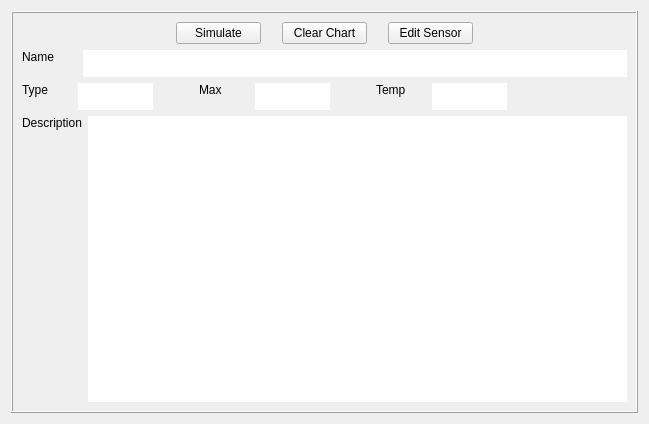
The window that view/sensorinfowidget.ui (Gyarik/StressView) describes before a commit, drawn with Qt 5.
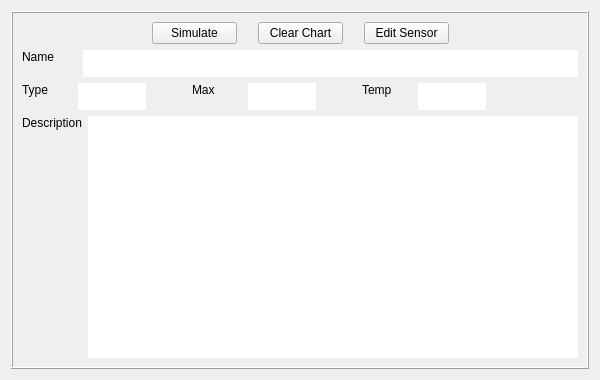
The same window after the commit.

```diff
--- a/view/sensorinfowidget.ui
+++ b/view/sensorinfowidget.ui
@@ -6,8 +6,8 @@
    <rect>
     <x>0</x>
     <y>0</y>
-    <width>649</width>
-    <height>424</height>
+    <width>600</width>
+    <height>380</height>
    </rect>
   </property>
   <property name="sizePolicy">
@@ -44,7 +44,7 @@
       <enum>QFrame::Raised</enum>
      </property>
      <layout class="QGridLayout" name="gridLayout">
-      <item row="3" column="0">
+      <item row="2" column="0">
        <layout class="QHBoxLayout" name="infoLayout">
         <item>
          <widget class="QLabel" name="TypeLabel">
@@ -307,10 +307,75 @@
        </layout>
       </item>
       <item row="1" column="0">
-       <layout class="QVBoxLayout" name="chartLayout">
-        <property name="sizeConstraint">
-         <enum>QLayout::SetMinimumSize</enum>
-        </property>
+       <layout class="QHBoxLayout" name="nameLayout">
+        <item>
+         <widget class="QLabel" name="NameLabel">
+          <property name="sizePolicy">
+           <sizepolicy hsizetype="Fixed" vsizetype="Fixed">
+            <horstretch>0</horstretch>
+            <verstretch>0</verstretch>
+           </sizepolicy>
+          </property>
+          <property name="minimumSize">
+           <size>
+            <width>55</width>
+            <height>27</height>
+           </size>
+          </property>
+          <property name="maximumSize">
+           <size>
+            <width>55</width>
+            <height>27</height>
+           </size>
+          </property>
+          <property name="text">
+           <string>Name</string>
+          </property>
+          <property name="alignment">
+           <set>Qt::AlignLeading|Qt::AlignLeft|Qt::AlignTop</set>
+          </property>
+          <property name="margin">
+           <number>4</number>
+          </property>
+          <property name="indent">
+           <number>0</number>
+          </property>
+         </widget>
+        </item>
+        <item>
+         <widget class="QTextEdit" name="NameField">
+          <property name="sizePolicy">
+           <sizepolicy hsizetype="Expanding" vsizetype="Fixed">
+            <horstretch>0</horstretch>
+            <verstretch>0</verstretch>
+           </sizepolicy>
+          </property>
+          <property name="minimumSize">
+           <size>
+            <width>0</width>
+            <height>27</height>
+           </size>
+          </property>
+          <property name="maximumSize">
+           <size>
+            <width>16777215</width>
+            <height>27</height>
+           </size>
+          </property>
+          <property name="frameShape">
+           <enum>QFrame::NoFrame</enum>
+          </property>
+          <property name="lineWidth">
+           <number>0</number>
+          </property>
+          <property name="sizeAdjustPolicy">
+           <enum>QAbstractScrollArea::AdjustToContents</enum>
+          </property>
+          <property name="readOnly">
+           <bool>true</bool>
+          </property>
+         </widget>
+        </item>
        </layout>
       </item>
       <item row="0" column="0">
@@ -414,79 +479,7 @@
         </item>
        </layout>
       </item>
-      <item row="2" column="0">
-       <layout class="QHBoxLayout" name="nameLayout">
-        <item>
-         <widget class="QLabel" name="NameLabel">
-          <property name="sizePolicy">
-           <sizepolicy hsizetype="Fixed" vsizetype="Fixed">
-            <horstretch>0</horstretch>
-            <verstretch>0</verstretch>
-           </sizepolicy>
-          </property>
-          <property name="minimumSize">
-           <size>
-            <width>55</width>
-            <height>27</height>
-           </size>
-          </property>
-          <property name="maximumSize">
-           <size>
-            <width>55</width>
-            <height>27</height>
-           </size>
-          </property>
-          <property name="text">
-           <string>Name</string>
-          </property>
-          <property name="alignment">
-           <set>Qt::AlignLeading|Qt::AlignLeft|Qt::AlignTop</set>
-          </property>
-          <property name="margin">
-           <number>4</number>
-          </property>
-          <property name="indent">
-           <number>0</number>
-          </property>
-         </widget>
-        </item>
-        <item>
-         <widget class="QTextEdit" name="NameField">
-          <property name="sizePolicy">
-           <sizepolicy hsizetype="Expanding" vsizetype="Fixed">
-            <horstretch>0</horstretch>
-            <verstretch>0</verstretch>
-           </sizepolicy>
-          </property>
-          <property name="minimumSize">
-           <size>
-            <width>0</width>
-            <height>27</height>
-           </size>
-          </property>
-          <property name="maximumSize">
-           <size>
-            <width>16777215</width>
-            <height>27</height>
-           </size>
-          </property>
-          <property name="frameShape">
-           <enum>QFrame::NoFrame</enum>
-          </property>
-          <property name="lineWidth">
-           <number>0</number>
-          </property>
-          <property name="sizeAdjustPolicy">
-           <enum>QAbstractScrollArea::AdjustToContents</enum>
-          </property>
-          <property name="readOnly">
-           <bool>true</bool>
-          </property>
-         </widget>
-        </item>
-       </layout>
-      </item>
-      <item row="4" column="0">
+      <item row="3" column="0">
        <layout class="QHBoxLayout" name="descLayout">
         <item>
          <widget class="QLabel" name="DescLabel">
```
